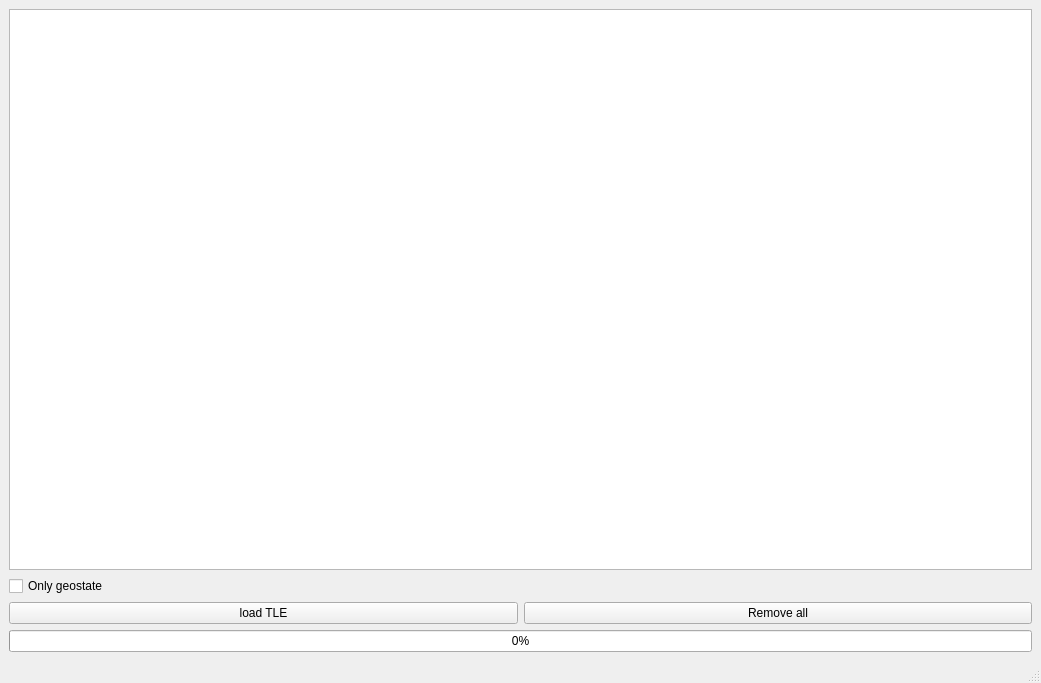
First picture: the form in mainwindow.ui, repository vakarianplay/TLE-ParcerQT, before the edit.
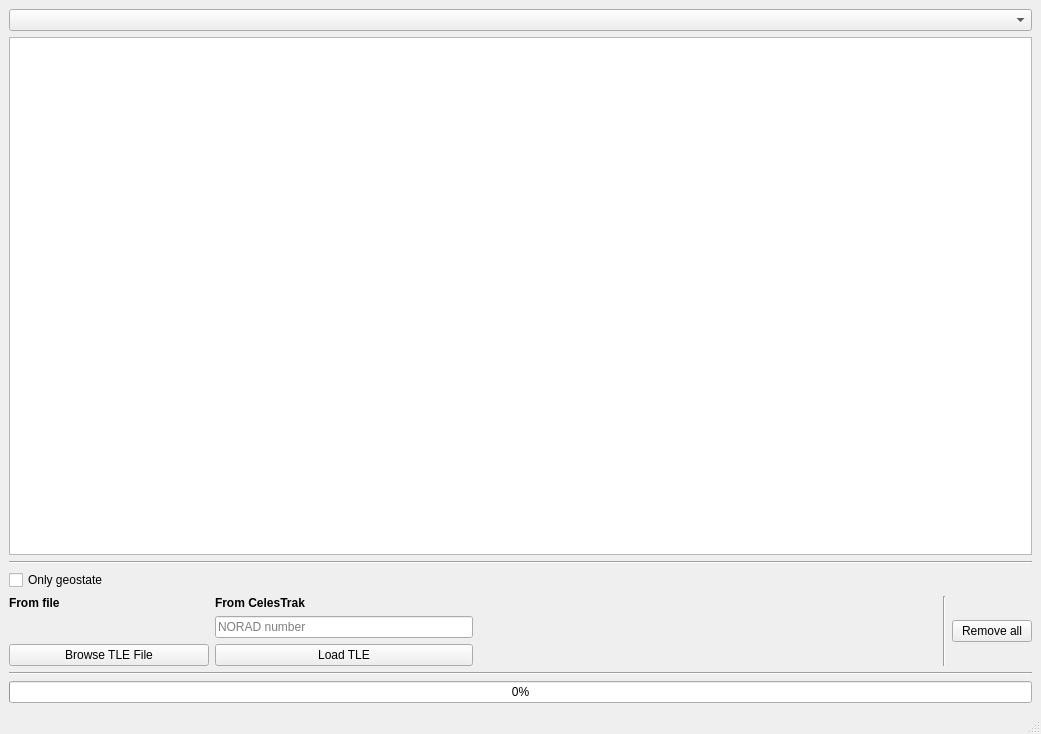
Second picture: the form after the edit.

Commit message: Loading TLE from CelesTrak begin

Patch:
```diff
--- a/mainwindow.ui
+++ b/mainwindow.ui
@@ -7,48 +7,142 @@
     <x>0</x>
     <y>0</y>
     <width>1041</width>
-    <height>683</height>
+    <height>734</height>
    </rect>
   </property>
   <property name="windowTitle">
    <string>TLE Parcer QT</string>
   </property>
   <widget class="QWidget" name="centralwidget">
-   <layout class="QGridLayout" name="gridLayout">
-    <item row="3" column="0" colspan="2">
+   <layout class="QGridLayout" name="gridLayout_2">
+    <item row="1" column="0" colspan="4">
+     <widget class="QTableView" name="tableView"/>
+    </item>
+    <item row="2" column="0" colspan="4">
+     <widget class="Line" name="line_2">
+      <property name="orientation">
+       <enum>Qt::Horizontal</enum>
+      </property>
+     </widget>
+    </item>
+    <item row="3" column="0">
+     <widget class="QCheckBox" name="checkBox">
+      <property name="text">
+       <string>Only geostate</string>
+      </property>
+     </widget>
+    </item>
+    <item row="0" column="0" colspan="4">
+     <widget class="QComboBox" name="comboBox"/>
+    </item>
+    <item row="6" column="0" colspan="4">
      <widget class="QProgressBar" name="progressBar">
       <property name="value">
        <number>0</number>
       </property>
      </widget>
     </item>
-    <item row="0" column="0" colspan="2">
-     <widget class="QTableView" name="tableView"/>
+    <item row="4" column="1">
+     <spacer name="horizontalSpacer">
+      <property name="orientation">
+       <enum>Qt::Horizontal</enum>
+      </property>
+      <property name="sizeType">
+       <enum>QSizePolicy::Fixed</enum>
+      </property>
+      <property name="sizeHint" stdset="0">
+       <size>
+        <width>458</width>
+        <height>20</height>
+       </size>
+      </property>
+     </spacer>
     </item>
-    <item row="2" column="1">
+    <item row="4" column="2">
+     <widget class="Line" name="line_3">
+      <property name="orientation">
+       <enum>Qt::Vertical</enum>
+      </property>
+     </widget>
+    </item>
+    <item row="5" column="0" colspan="4">
+     <widget class="Line" name="line">
+      <property name="orientation">
+       <enum>Qt::Horizontal</enum>
+      </property>
+     </widget>
+    </item>
+    <item row="4" column="0">
+     <layout class="QGridLayout" name="gridLayout">
+      <item row="0" column="1">
+       <widget class="QLabel" name="label_2">
+        <property name="font">
+         <font>
+          <weight>75</weight>
+          <bold>true</bold>
+         </font>
+        </property>
+        <property name="text">
+         <string>From CelesTrak</string>
+        </property>
+       </widget>
+      </item>
+      <item row="0" column="0">
+       <widget class="QLabel" name="label">
+        <property name="font">
+         <font>
+          <weight>75</weight>
+          <bold>true</bold>
+         </font>
+        </property>
+        <property name="text">
+         <string>From file</string>
+        </property>
+       </widget>
+      </item>
+      <item row="1" column="1">
+       <layout class="QVBoxLayout" name="verticalLayout">
+        <item>
+         <widget class="QLineEdit" name="lineEdit_norad">
+          <property name="placeholderText">
+           <string>NORAD number</string>
+          </property>
+         </widget>
+        </item>
+       </layout>
+      </item>
+      <item row="2" column="0">
+       <widget class="QPushButton" name="pushButton_tle">
+        <property name="enabled">
+         <bool>true</bool>
+        </property>
+        <property name="minimumSize">
+         <size>
+          <width>200</width>
+          <height>0</height>
+         </size>
+        </property>
+        <property name="text">
+         <string>Browse TLE File</string>
+        </property>
+       </widget>
+      </item>
+      <item row="2" column="1">
+       <widget class="QPushButton" name="pushButton_loadurl">
+        <property name="text">
+         <string>Load TLE</string>
+        </property>
+       </widget>
+      </item>
+     </layout>
+    </item>
+    <item row="4" column="3">
      <widget class="QPushButton" name="pushButton_removeAll">
       <property name="text">
        <string>Remove all</string>
       </property>
      </widget>
     </item>
-    <item row="1" column="0">
-     <widget class="QCheckBox" name="checkBox">
-      <property name="text">
-       <string>Only geostate</string>
-      </property>
-     </widget>
-    </item>
-    <item row="2" column="0">
-     <widget class="QPushButton" name="pushButton_tle">
-      <property name="enabled">
-       <bool>true</bool>
-      </property>
-      <property name="text">
-       <string>load TLE</string>
-      </property>
-     </widget>
-    </item>
    </layout>
   </widget>
   <widget class="QMenuBar" name="menubar">
```
The commit also changes 10 other files.
